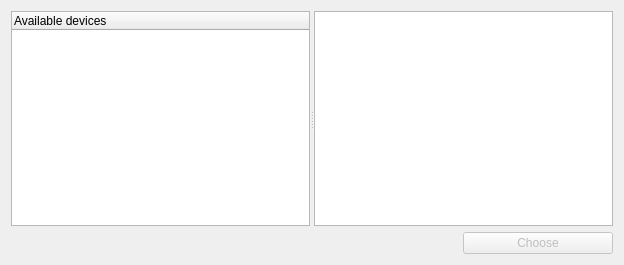
Above: morph2/oclpicker.ui from k0zmo/morphology-opencl before the change. Below: the same form after it.
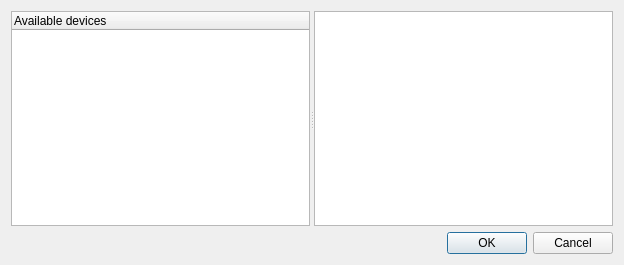
That is the form after the change.

```diff
--- a/morph2/oclpicker.ui
+++ b/morph2/oclpicker.ui
@@ -37,37 +37,11 @@
     </widget>
    </item>
    <item>
-    <layout class="QHBoxLayout" name="horizontalLayout_2">
-     <item>
-      <spacer name="horizontalSpacer">
-       <property name="orientation">
-        <enum>Qt::Horizontal</enum>
-       </property>
-       <property name="sizeHint" stdset="0">
-        <size>
-         <width>40</width>
-         <height>20</height>
-        </size>
-       </property>
-      </spacer>
-     </item>
-     <item>
-      <widget class="QPushButton" name="pushButton">
-       <property name="enabled">
-        <bool>false</bool>
-       </property>
-       <property name="minimumSize">
-        <size>
-         <width>150</width>
-         <height>0</height>
-        </size>
-       </property>
-       <property name="text">
-        <string>Choose</string>
-       </property>
-      </widget>
-     </item>
-    </layout>
+    <widget class="QDialogButtonBox" name="buttonBox">
+     <property name="standardButtons">
+      <set>QDialogButtonBox::Cancel|QDialogButtonBox::Ok</set>
+     </property>
+    </widget>
    </item>
   </layout>
  </widget>
```
